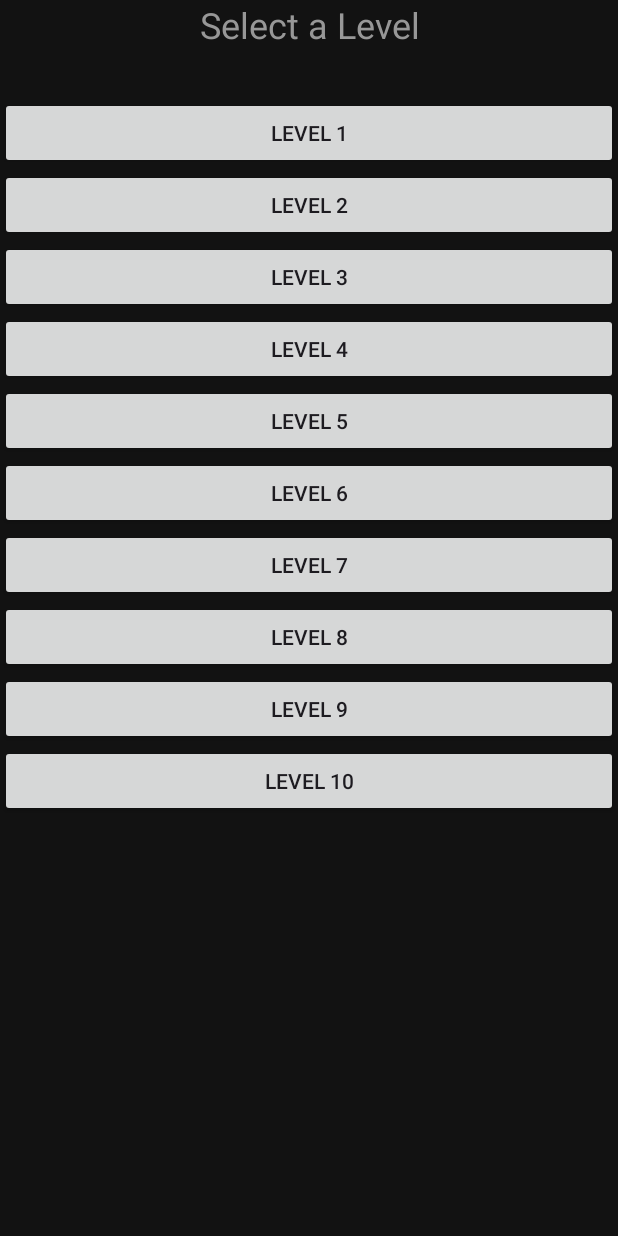
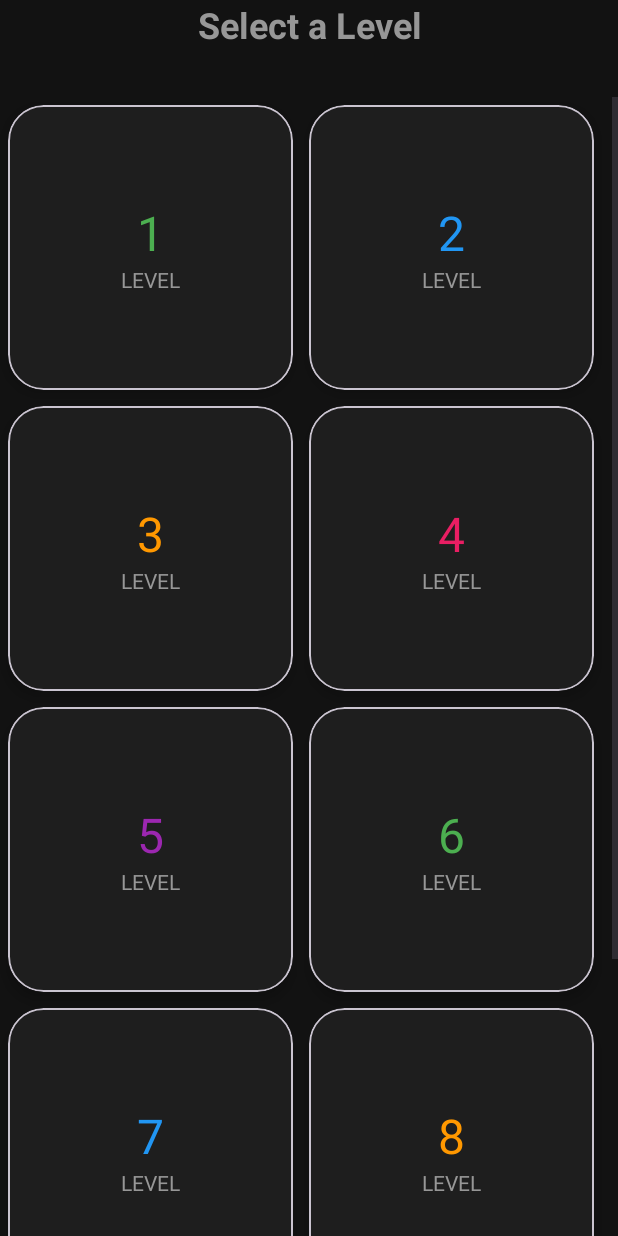
Before and after one commit to ClaudioGSDB/Outside-the-box, an Android app: the screen it shows after launch (LevelSelectActivity), after a tap on "LEVEL SELECT", on a phone screen of 412 x 824 dp. Run offline under Robolectric (Android 15) with nearby library versions, the light colour scheme and no system bars.

Commit message:
Updated Level Select

```diff
--- a/app/src/main/java/com/example/outsidethebox/LevelSelectActivity.java
+++ b/app/src/main/java/com/example/outsidethebox/LevelSelectActivity.java
@@ -1,10 +1,14 @@
 package com.example.outsidethebox;
 
 import android.content.Intent;
+import android.graphics.Color;
 import android.os.Bundle;
+import android.view.Gravity;
 import android.view.View;
-import android.widget.Button;
+import android.view.ViewGroup;
+import android.widget.GridLayout;
 import android.widget.LinearLayout;
+import android.widget.TextView;
 
 import androidx.activity.EdgeToEdge;
 import androidx.appcompat.app.AppCompatActivity;
@@ -12,8 +16,19 @@ import androidx.core.graphics.Insets;
 import androidx.core.view.ViewCompat;
 import androidx.core.view.WindowInsetsCompat;
 
+import com.google.android.material.card.MaterialCardView;
+
 public class LevelSelectActivity extends AppCompatActivity {
     private GlobalVariables globalVariables;
+    private GridLayout levelButtonContainer;
+    private static final int BUTTON_MARGIN = 8;
+    private static final int[] LEVEL_COLORS = {
+            Color.parseColor("#4CAF50"),  // Green
+            Color.parseColor("#2196F3"),  // Blue
+            Color.parseColor("#FF9800"),  // Orange
+            Color.parseColor("#E91E63"),  // Pink
+            Color.parseColor("#9C27B0")   // Purple
+    };
 
     @Override
     protected void onCreate(Bundle savedInstanceState) {
@@ -26,46 +41,123 @@ public class LevelSelectActivity extends AppCompatActivity {
             return insets;
         });
 
-        // Initialize GlobalVariables
         globalVariables = GlobalVariables.getInstance();
+        levelButtonContainer = findViewById(R.id.levelButtonContainer);
+        createLevelButtons();
+    }
+
+    @Override
+    protected void onResume() {
+        super.onResume();
+        // Reload data and refresh the view
         globalVariables.loadData(this);
+        refreshLevelButtons();
+    }
 
-        // Dynamically create level buttons
+    private void refreshLevelButtons() {
+        // Clear existing buttons
+        levelButtonContainer.removeAllViews();
+        // Recreate all buttons
         createLevelButtons();
     }
 
     private void createLevelButtons() {
-        LinearLayout levelButtonContainer = findViewById(R.id.levelButtonContainer);
+        int screenWidth = getResources().getDisplayMetrics().widthPixels;
+        int buttonWidth = (screenWidth - 48) / 2; // Account for padding and margins
 
         for (int i = 0; i < globalVariables.getTotalLevels(); i++) {
             final int levelNum = i;
-            Button levelButton = new Button(this);
+            MaterialCardView cardView = createLevelCard(levelNum, buttonWidth);
 
-            // Set button text
-            levelButton.setText("Level " + (levelNum + 1));
+            // Add card to container
+            GridLayout.LayoutParams params = new GridLayout.LayoutParams();
+            params.width = buttonWidth;
+            params.height = buttonWidth;
+            params.setMargins(BUTTON_MARGIN, BUTTON_MARGIN, BUTTON_MARGIN, BUTTON_MARGIN);
+            cardView.setLayoutParams(params);
 
-            // Style completed levels differently
-            if (globalVariables.isLevelComplete(levelNum)) {
-                levelButton.setBackgroundColor(getResources().getColor(android.R.color.holo_green_light));
+            levelButtonContainer.addView(cardView);
+        }
     }
 
-            // Set click listener to start the specific level
-            levelButton.setOnClickListener(new View.OnClickListener() {
-                @Override
-                public void onClick(View v) {
+    private MaterialCardView createLevelCard(int levelNum, int width) {
+        MaterialCardView cardView = new MaterialCardView(this);
+        cardView.setCardBackgroundColor(Color.parseColor("#1E1E1E"));
+        cardView.setRadius(width / 8f);
+        cardView.setCardElevation(8);
+        cardView.setClickable(true);
+        cardView.setFocusable(true);
+
+        // Set ripple color based on completion status
+        int accentColor = LEVEL_COLORS[levelNum % LEVEL_COLORS.length];
+        cardView.setRippleColor(createRippleColorList(accentColor));
+
+        // Create content layout
+        LinearLayout contentLayout = new LinearLayout(this);
+        contentLayout.setOrientation(LinearLayout.VERTICAL);
+        contentLayout.setGravity(Gravity.CENTER);
+        contentLayout.setLayoutParams(new LinearLayout.LayoutParams(
+                ViewGroup.LayoutParams.MATCH_PARENT,
+                ViewGroup.LayoutParams.MATCH_PARENT
+        ));
+
+        // Level number
+        TextView levelText = new TextView(this);
+        levelText.setText(String.valueOf(levelNum + 1));
+        levelText.setTextSize(32);
+        levelText.setTextColor(accentColor);
+        levelText.setGravity(Gravity.CENTER);
+
+        // Level label
+        TextView labelText = new TextView(this);
+        labelText.setText("LEVEL");
+        labelText.setTextSize(14);
+        labelText.setTextColor(Color.parseColor("#979797"));
+        labelText.setGravity(Gravity.CENTER);
+
+        // Add completion indicator if level is completed
+        if (globalVariables.isLevelComplete(levelNum)) {
+            cardView.setStrokeWidth(4);
+            cardView.setStrokeColor(accentColor);
+        }
+
+        contentLayout.addView(levelText);
+        contentLayout.addView(labelText);
+        cardView.addView(contentLayout);
+
+        // Set click listener
+        cardView.setOnClickListener(v -> {
             try {
-                        // Dynamically load level class
                 Class<?> levelClass = Class.forName("com.example.outsidethebox.levels.Level" + levelNum);
                 Intent levelIntent = new Intent(LevelSelectActivity.this, levelClass);
                 startActivity(levelIntent);
             } catch (ClassNotFoundException e) {
                 e.printStackTrace();
             }
-                }
         });
 
-            // Add button to the container
-            levelButtonContainer.addView(levelButton);
+        return cardView;
+    }
+
+    private android.content.res.ColorStateList createRippleColorList(int color) {
+        int[][] states = new int[][] {
+                new int[] { android.R.attr.state_pressed },
+                new int[] {}
+        };
+
+        int[] colors = new int[] {
+                adjustAlpha(color, 0.2f),
+                Color.TRANSPARENT
+        };
+
+        return new android.content.res.ColorStateList(states, colors);
+    }
+
+    private int adjustAlpha(int color, float factor) {
+        int alpha = Math.round(Color.alpha(color) * factor);
+        int red = Color.red(color);
+        int green = Color.green(color);
+        int blue = Color.blue(color);
+        return Color.argb(alpha, red, green, blue);
     }
 }
-}
--- a/app/src/main/res/layout/activity_level_select.xml
+++ b/app/src/main/res/layout/activity_level_select.xml
@@ -1,18 +1,19 @@
 <?xml version="1.0" encoding="utf-8"?>
 <LinearLayout xmlns:android="http://schemas.android.com/apk/res/android"
+    xmlns:app="http://schemas.android.com/apk/res-auto"
     android:id="@+id/main"
     android:layout_width="match_parent"
     android:layout_height="match_parent"
     android:orientation="vertical"
     android:padding="16dp"
-    android:background="#121212"
-    >
+    android:background="#121212">
 
     <TextView
         android:layout_width="match_parent"
         android:layout_height="wrap_content"
         android:text="Select a Level"
         android:textSize="24sp"
+        android:textStyle="bold"
         android:textAlignment="center"
         android:layout_marginBottom="32dp"
         android:textColor="#979797"/>
@@ -21,11 +22,12 @@
         android:layout_width="match_parent"
         android:layout_height="match_parent">
 
-        <LinearLayout
+        <GridLayout
             android:id="@+id/levelButtonContainer"
             android:layout_width="match_parent"
             android:layout_height="wrap_content"
-            android:orientation="vertical"
-            android:gravity="center_horizontal"/>
+            android:columnCount="2"
+            android:alignmentMode="alignMargins"
+            android:useDefaultMargins="true"/>
     </ScrollView>
 </LinearLayout>
```
Lines whose indentation alone changed are shown as unchanged.
